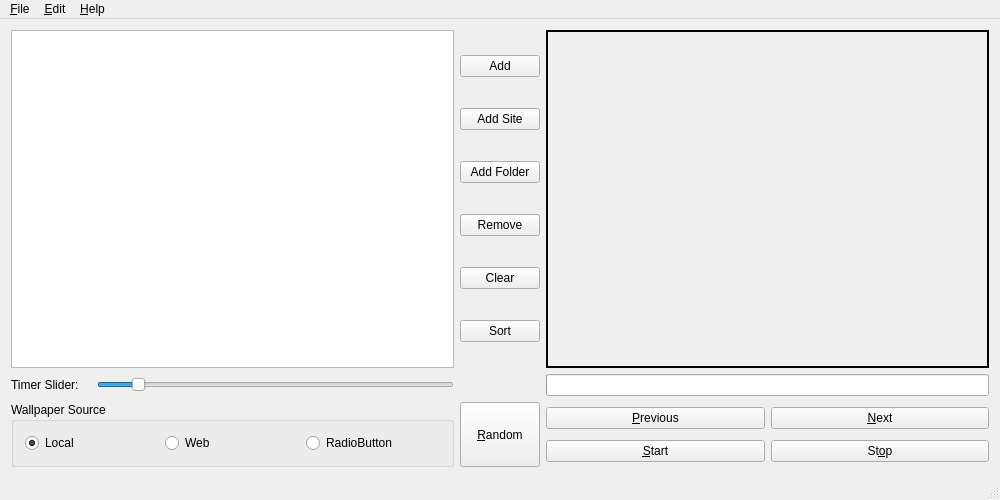
The window that mainwindow.ui (MaxMahem/Wallch-Fork) describes before a commit, drawn with Qt 5.
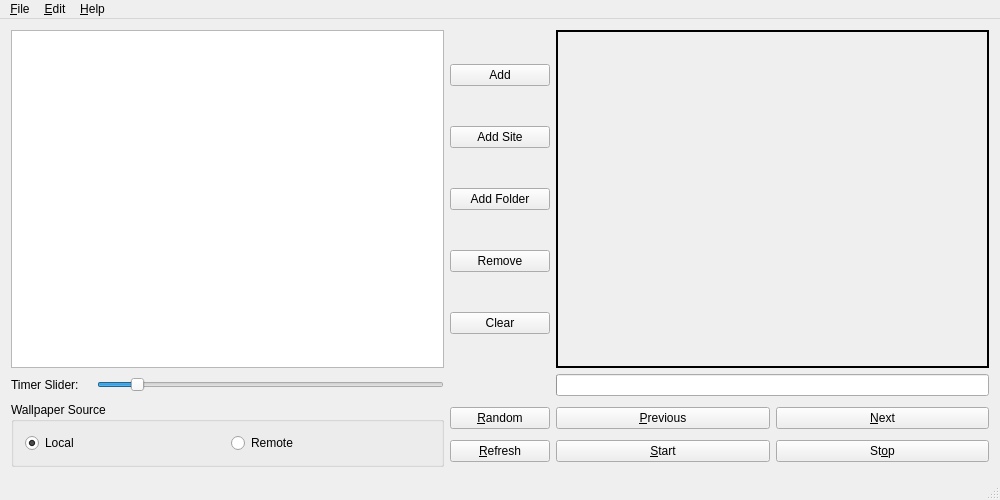
The same window after the commit. Icons and pictures are not drawn.

Commit message: Okay, remote wallpapers now come in as well! End is in sight!

What changed in the file:
```diff
--- a/mainwindow.ui
+++ b/mainwindow.ui
@@ -111,6 +111,12 @@
       </item>
       <item>
        <widget class="QPushButton" name="removeallButton">
+        <property name="sizePolicy">
+         <sizepolicy hsizetype="Preferred" vsizetype="Fixed">
+          <horstretch>0</horstretch>
+          <verstretch>0</verstretch>
+         </sizepolicy>
+        </property>
         <property name="focusPolicy">
          <enum>Qt::NoFocus</enum>
         </property>
@@ -131,13 +137,6 @@
         </property>
        </widget>
       </item>
-      <item>
-       <widget class="QPushButton" name="sortButton">
-        <property name="text">
-         <string>Sort</string>
-        </property>
-       </widget>
-      </item>
      </layout>
     </item>
     <item row="1" column="2">
@@ -341,33 +340,13 @@
        <item>
         <widget class="QRadioButton" name="webSourceRadio">
          <property name="text">
-          <string>Web</string>
-         </property>
-        </widget>
-       </item>
-       <item>
-        <widget class="QRadioButton" name="radioButton">
-         <property name="text">
-          <string>RadioButton</string>
+          <string>Remote</string>
          </property>
         </widget>
        </item>
       </layout>
      </widget>
     </item>
-    <item row="2" column="1">
-     <widget class="QPushButton" name="randomButton">
-      <property name="sizePolicy">
-       <sizepolicy hsizetype="Preferred" vsizetype="Preferred">
-        <horstretch>0</horstretch>
-        <verstretch>0</verstretch>
-       </sizepolicy>
-      </property>
-      <property name="text">
-       <string>&amp;Random</string>
-      </property>
-     </widget>
-    </item>
     <item row="0" column="0">
      <widget class="QTableView" name="itemView">
       <property name="contextMenuPolicy">
@@ -399,6 +378,50 @@
       </attribute>
      </widget>
     </item>
+    <item row="2" column="1">
+     <widget class="QFrame" name="randomRefreshButton">
+      <property name="minimumSize">
+       <size>
+        <width>100</width>
+        <height>0</height>
+       </size>
+      </property>
+      <property name="frameShape">
+       <enum>QFrame::NoFrame</enum>
+      </property>
+      <property name="frameShadow">
+       <enum>QFrame::Raised</enum>
+      </property>
+      <property name="lineWidth">
+       <number>0</number>
+      </property>
+      <layout class="QVBoxLayout" name="verticalLayout">
+       <property name="margin">
+        <number>0</number>
+       </property>
+       <item>
+        <widget class="QPushButton" name="randomButton">
+         <property name="text">
+          <string>&amp;Random</string>
+         </property>
+         <attribute name="buttonGroup">
+          <string>localControlButtons</string>
+         </attribute>
+        </widget>
+       </item>
+       <item>
+        <widget class="QPushButton" name="refreshButton">
+         <property name="text">
+          <string>&amp;Refresh</string>
+         </property>
+         <attribute name="buttonGroup">
+          <string>remoteControlButtons</string>
+         </attribute>
+        </widget>
+       </item>
+      </layout>
+     </widget>
+    </item>
    </layout>
   </widget>
   <widget class="QMenuBar" name="menuBar">
```
Left out of the diff: 233 changed lines with no effect on the pictures. The commit also changes 19 other files.
